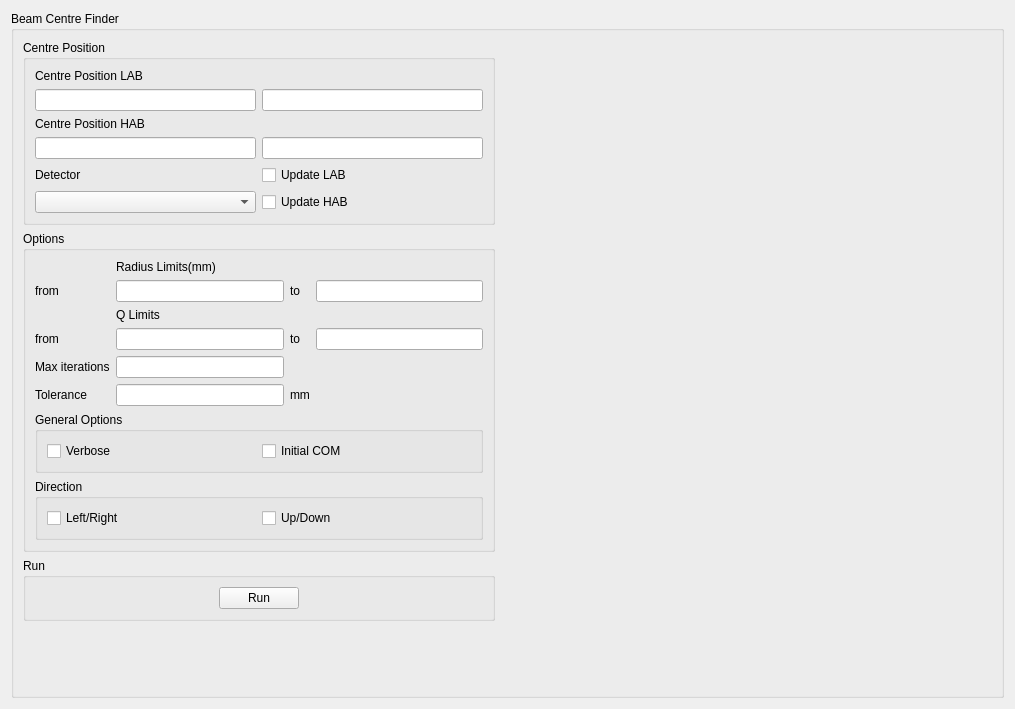
Qt form scripts/Interface/ui/sans_isis/beam_centre.ui (mantidproject/mantid) before a commit.
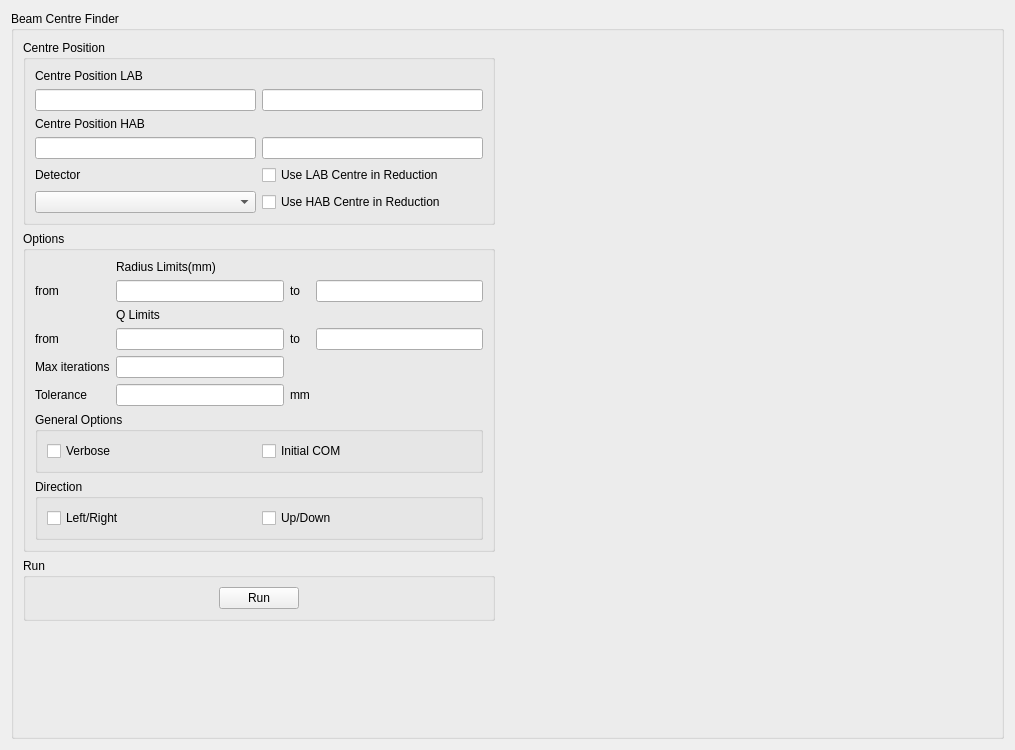
The same form after that commit.

Commit message:
Re #28122 Clarify in ui what checkboxes do
Clarifies in the BeamCentre UI what both check boxes do, since it was
previously mis-read as run the beam centre finder on that bank when the
tick box was enabled. What it actually does is use the final centre
values in the reduction on the main GUI.

Patch:
```diff
--- a/scripts/Interface/ui/sans_isis/beam_centre.ui
+++ b/scripts/Interface/ui/sans_isis/beam_centre.ui
@@ -7,7 +7,7 @@
     <x>0</x>
     <y>0</y>
     <width>1015</width>
-    <height>709</height>
+    <height>750</height>
    </rect>
   </property>
   <property name="windowTitle">
@@ -68,14 +68,14 @@
          <item row="4" column="1">
           <widget class="QCheckBox" name="update_lab_check_box">
            <property name="text">
-            <string>Update LAB</string>
+            <string>Use LAB Centre in Reduction</string>
            </property>
           </widget>
          </item>
          <item row="5" column="1">
           <widget class="QCheckBox" name="update_hab_check_box">
            <property name="text">
-            <string>Update HAB</string>
+            <string>Use HAB Centre in Reduction</string>
            </property>
           </widget>
          </item>
```
The commit also changes 1 other file.
